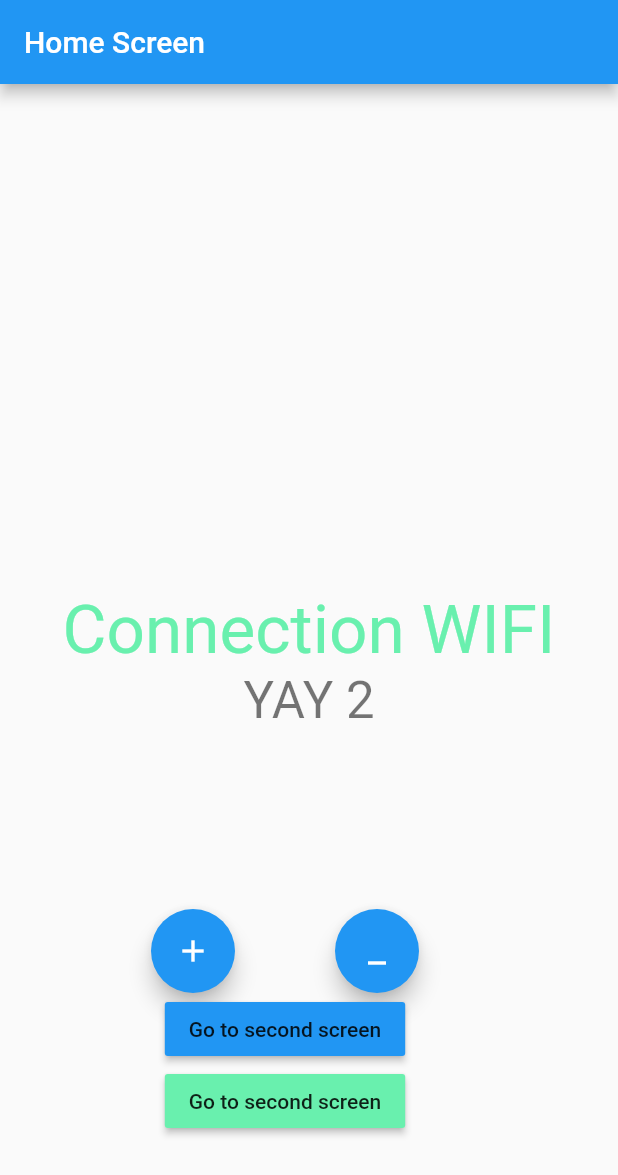
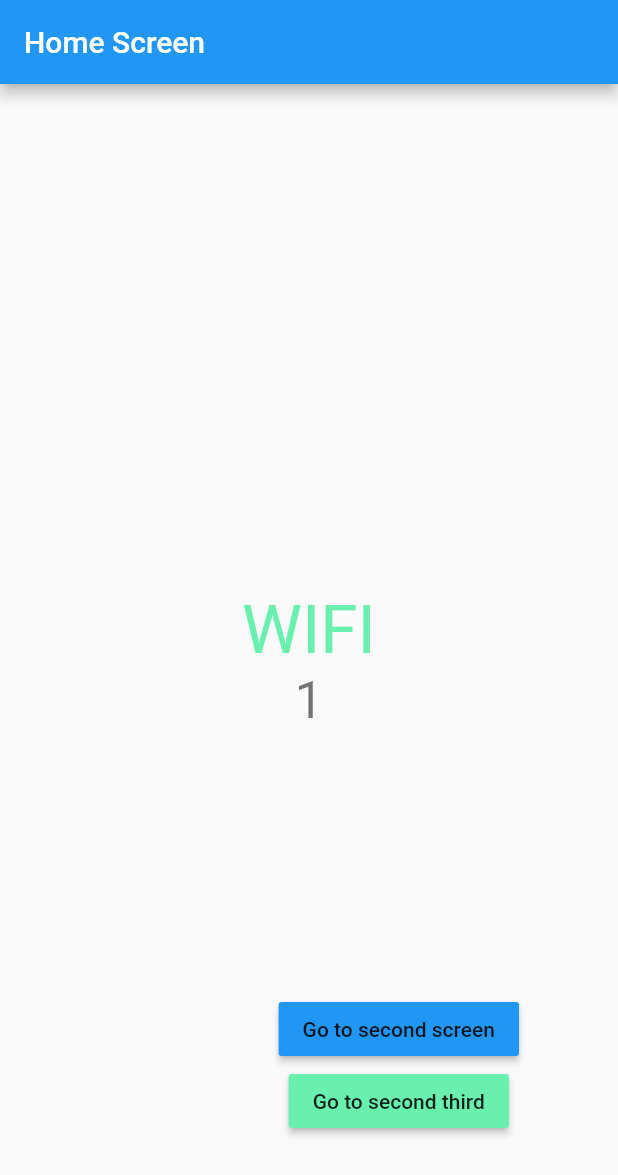
Before and after one commit to MohammedMshal/learn_bloc, a Flutter app: the screen it shows after launch, on a phone screen of 412 x 824 dp. Shown: the top 1175 px of the screen. Run offline on Flutter 3.47's test engine with Material 2 defaults, Android fonts, the phone set to English and light mode, and no system bars; our stand-ins replace bloc, connectivity_plus, equatable, flutter_bloc; statements that could not run were skipped.

Commit message:
build context

```diff
--- a/lib/main.dart
+++ b/lib/main.dart
@@ -19,9 +19,9 @@ class MyApp extends StatelessWidget {
     return MultiBlocProvider(
       providers: [
         BlocProvider<InternetCubit>(
-          create: (context) => InternetCubit(connectivity: connectivity),
+          create: (internetContext) => InternetCubit(connectivity: connectivity),
         ),
-        BlocProvider(      create: (context) => CounterCubit(internetCubit: InternetCubit(connectivity: connectivity) ),
+        BlocProvider(create: (counterCubitContext) => CounterCubit(internetCubit: InternetCubit(connectivity: connectivity) ),
         )
       ],
       child: MaterialApp(
--- a/lib/presintation/router/app_router.dart
+++ b/lib/presintation/router/app_router.dart
@@ -4,6 +4,7 @@ import 'package:learn_bloc/logic/cubit/counter_cubit/counter_cubit.dart';
 import 'package:learn_bloc/logic/cubit/interner_cubit/internet_cubit.dart';
 import 'package:learn_bloc/presintation/screens/home_screen.dart';
 import 'package:learn_bloc/presintation/screens/second_screen.dart';
+import 'package:learn_bloc/presintation/screens/third_screen.dart';
 
 class Routes {
   static const String initialRoute = '/';
@@ -28,7 +29,7 @@ class AppRoutes {
                 ));
       case Routes.thirdRoute:
         return MaterialPageRoute(
-            builder: ((context) =>  const HomeScreen(
+            builder: ((context) =>  const ThirdScreen(
                       title: 'third Screen', color: Colors.greenAccent)
                 ));
     }
--- a/lib/presintation/screens/home_screen.dart
+++ b/lib/presintation/screens/home_screen.dart
@@ -15,12 +15,13 @@ class HomeScreen extends StatelessWidget {
   Widget build(BuildContext context) {
     return BlocListener<InternetCubit, InternetState>(
       listener: (context, state) {
+        context.select((value) => value)
         if (state is InternetConnection &&
             state.connectionType == ConnectionType.mobile) {
-          BlocProvider.of<CounterCubit>(context).decrement();
+          context.read<CounterCubit>().decrement();
         } else if (state is InternetConnection &&
             state.connectionType == ConnectionType.wifi) {
-          BlocProvider.of<CounterCubit>(context).increment();
+          context.read<CounterCubit>().increment();
         }
       },
       child: Scaffold(
@@ -37,7 +38,7 @@ class HomeScreen extends StatelessWidget {
                   if (state is InternetConnection &&
                       state.connectionType == ConnectionType.mobile) {
                     return Text(
-                      'Connection Mobile',
+                      'Mobile',
                       style: Theme.of(context).textTheme.headline3!.copyWith(
                           color: Colors.red
                       ),
@@ -45,10 +46,11 @@ class HomeScreen extends StatelessWidget {
                   } else if (state is InternetConnection &&
                       state.connectionType == ConnectionType.wifi) {
                     return Text(
-                      'Connection WIFI',
-                      style: Theme.of(context).textTheme.headline3!.copyWith(
-                        color: Colors.greenAccent
-                      ),
+                      'WIFI',
+                      style: Theme.of(context)
+                          .textTheme
+                          .headline3!
+                          .copyWith(color: Colors.greenAccent),
                     );
                   } else {
                     return const CircularProgressIndicator();
@@ -56,7 +58,24 @@ class HomeScreen extends StatelessWidget {
                 },
               ),
               //Rebuild Screen with Bloc Builder
-              BlocBuilder<CounterCubit, CounterState>(
+              BlocConsumer<CounterCubit, CounterState>(
+                listener: (consumerContext, state) {
+                  if (state.isIncrement == true) {
+                    ScaffoldMessenger.of(context).showSnackBar(const SnackBar(
+                      content: Text('Incremented!!'),
+                      duration: Duration(
+                        milliseconds: 300,
+                      ),
+                    ));
+                  } else if (state.isIncrement == false) {
+                    ScaffoldMessenger.of(context).showSnackBar(const SnackBar(
+                      content: Text('Decremented!!'),
+                      duration: Duration(
+                        milliseconds: 300,
+                      ),
+                    ));
+                  }
+                },
                 //control rebuild widget
                 //buildWhen: (previous, current) {},
                 builder: (context, state) {
@@ -91,13 +110,13 @@ class HomeScreen extends StatelessWidget {
           child: Column(
             children: [
               const Spacer(),
-              Row(
+              /*Row(
                 mainAxisAlignment: MainAxisAlignment.spaceEvenly,
                 children: [
                   FloatingActionButton(
                     heroTag: 'btn1`',
                     onPressed: () {
-                    BlocProvider.of<CounterCubit>(context).increment();
+                      //BlocProvider.of<CounterCubit>(context).increment();
                     },
                     tooltip: 'Increment',
                     child: const Icon(Icons.add),
@@ -105,14 +124,14 @@ class HomeScreen extends StatelessWidget {
                 FloatingActionButton(
                   heroTag: 'btn2',
                     onPressed: () {
-                    BlocProvider.of<CounterCubit>(context).decrement();
+                      //BlocProvider.of<CounterCubit>(context).decrement();
                     },
                     tooltip: 'Decrement',
                     child: const Icon(Icons.minimize),
                   ),
                 //Navigate Screen
               ],
-            ),
+            ),*/
             MaterialButton(
               onPressed: () {
                 Navigator.of(context).pushNamed('/second');
@@ -125,7 +144,7 @@ class HomeScreen extends StatelessWidget {
                   Navigator.of(context).pushNamed('/third');
                 },
                 color: Colors.greenAccent,
-                child: const Text('Go to second screen'),
+                child: const Text('Go to second third'),
               )
             ],
           ),
--- a/lib/presintation/screens/second_screen.dart
+++ b/lib/presintation/screens/second_screen.dart
@@ -82,7 +82,7 @@ class SecondScreen extends StatelessWidget {
                 FloatingActionButton(
                   heroTag: 'btn3',
                   onPressed:(){
-                    BlocProvider.of<CounterCubit>(context).increment();
+                    //BlocProvider.of<CounterCubit>(context).increment();
                   },
                   tooltip: 'Increment',
                   child: const Icon(Icons.add),
@@ -90,7 +90,7 @@ class SecondScreen extends StatelessWidget {
                 FloatingActionButton(
                   heroTag: 'btn4',
                   onPressed: (){
-                    BlocProvider.of<CounterCubit>(context).decrement();
+                    //BlocProvider.of<CounterCubit>(context).decrement();
                   },
                   tooltip: 'Decrement',
                   child: const Icon(Icons.minimize),
--- a/lib/presintation/screens/third_screen.dart
+++ b/lib/presintation/screens/third_screen.dart
@@ -87,7 +87,7 @@ class ThirdScreen extends StatelessWidget {
                 FloatingActionButton(
                   heroTag: 'btn5',
                   onPressed: () {
-                    BlocProvider.of<CounterCubit>(context).increment();
+                    //BlocProvider.of<CounterCubit>(context).increment();
                   },
                   tooltip: 'Increment',
                   child: const Icon(Icons.add),
@@ -95,7 +95,7 @@ class ThirdScreen extends StatelessWidget {
                 FloatingActionButton(
                   heroTag: 'btn6',
                   onPressed: () {
-                    BlocProvider.of<CounterCubit>(context).decrement();
+                    //BlocProvider.of<CounterCubit>(context).decrement();
                   },
                   tooltip: 'Decrement',
                   child: const Icon(Icons.minimize),
```
Lines whose indentation alone changed are shown as unchanged.
